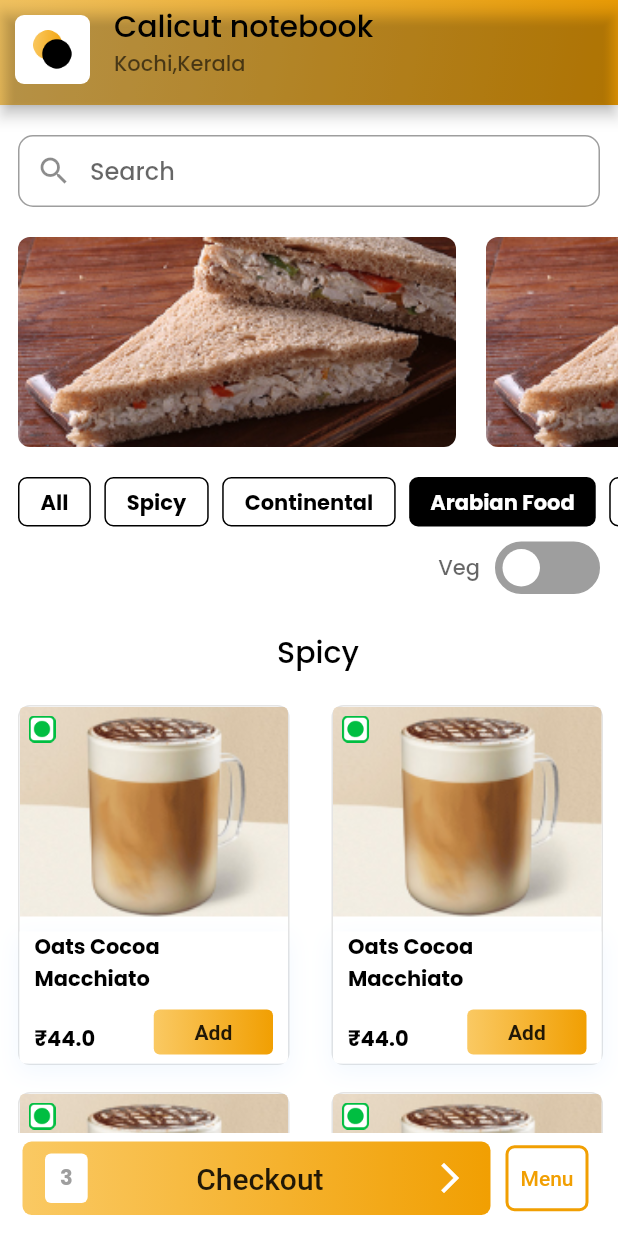
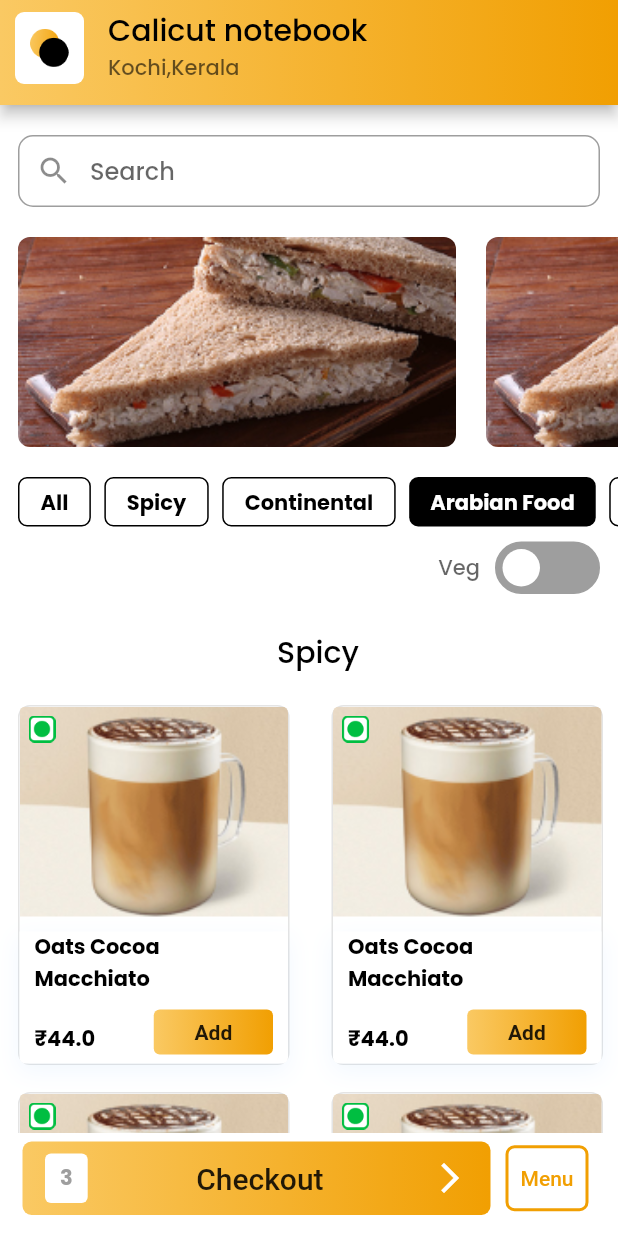
Before and after one commit to kaimly/FlutterWeb_LandingPage, a Flutter app: the screen it shows after launch, after a tap on "Login", on a phone screen of 412 x 824 dp. Run offline on Flutter 3.47's test engine with Material 2 defaults, Android fonts, the light colour scheme and no system bars; drawn by our look-alikes of flutter_switch; our stand-ins replace new_gradient_app_bar, responsive_builder.

Commit message:
appbar color

```diff
--- a/lib/screens/LoginScreen/loginScreen.dart
+++ b/lib/screens/LoginScreen/loginScreen.dart
@@ -13,9 +13,14 @@ class LoginScreen extends StatelessWidget {
 
     return Scaffold(
         body: ScreenTypeLayout.builder(
+      tablet: (ctx) => Login(),
       desktop: (ctx) => Container(
+          // alignment: Alignment.topRight,
+          width: 400,
+          height: 400,
           // padding: EdgeInsets.symmetric(horizontal: 300),
-          margin: EdgeInsets.symmetric(horizontal: 700, vertical: 200),
+          margin: EdgeInsets.symmetric(
+              horizontal: width * 0.38, vertical: height * 0.2),
           decoration: BoxDecoration(
             color: Colors.white,
             borderRadius: BorderRadius.circular(10),
--- a/lib/screens/homeScreen/HomeScreen.dart
+++ b/lib/screens/homeScreen/HomeScreen.dart
@@ -1,5 +1,6 @@
 import 'package:flutter/cupertino.dart';
 import 'package:flutter/material.dart';
+import 'package:new_gradient_app_bar/new_gradient_app_bar.dart';
 
 import 'package:responsive_builder/responsive_builder.dart';
 import 'package:robigo/screens/OrdersScreen/orderScreen.dart';
@@ -9,14 +10,24 @@ import '../../widgets/allWIdgets.dart';
 
 import 'widgets/categoryWise.dart';
 import 'widgets/customSwitch.dart';
+import 'widgets/customappBar.dart';
 
 class HomeScreen extends StatelessWidget {
   static const routeName = "/homeScreen";
   @override
   Widget build(BuildContext context) {
     return ScreenTypeLayout.builder(
-      desktop: (ctx) => SizedBox(),
-      mobile: (ctx) => Scaffold(
+        desktop: (ctx) => MobileHome(), mobile: (ctx) => MobileHome());
+  }
+}
+
+class MobileHome extends StatelessWidget {
+  const MobileHome({Key? key}) : super(key: key);
+
+  @override
+  Widget build(BuildContext context) {
+    return SafeArea(
+      child: Scaffold(
         bottomNavigationBar: CustomBtmNavbarHomePage(),
         appBar: customAppBar(context),
         body: SafeArea(
@@ -93,52 +104,6 @@ class HomeScreen extends StatelessWidget {
       ),
     );
   }
-
-  PreferredSizeWidget customAppBar(BuildContext context) {
-    return PreferredSize(
-      preferredSize: Size.fromHeight(70),
-      child: Container(
-        decoration: BoxDecoration(
-          gradient: LinearGradient(
-            colors: [linearGradient1, linearGradient2],
-            begin: Alignment.bottomRight,
-            end: Alignment.topLeft,
-          ),
-        ),
-        child: AppBar(
-          backgroundColor: Colors.transparent,
-          leadingWidth: 60,
-          leading: Container(
-            margin: EdgeInsets.only(left: 10, top: 10),
-            child: Container(
-                decoration: BoxDecoration(
-                    color: Colors.white,
-                    borderRadius: BorderRadius.circular(6)),
-                child: Image.asset(
-                  "assets/images/pro.png",
-                  scale: 2,
-                )),
-          ),
-          title: Column(
-            crossAxisAlignment: CrossAxisAlignment.start,
-            children: [
-              Text(
-                "Calicut notebook",
-                style: Theme.of(context).textTheme.headline6,
-              ),
-              // const SizedBox(
-              //   height: 4,
-              // ),
-              Text(
-                "Kochi,Kerala",
-                style: Theme.of(context).primaryTextTheme.bodyText1,
-              ),
-            ],
-          ),
-        ),
-      ),
-    );
-  }
 }
 
 class CustomListIteem extends StatelessWidget {
--- /dev/null
+++ b/lib/screens/homeScreen/widgets/customappBar.dart
@@ -0,0 +1,47 @@
+import 'package:flutter/material.dart';
+import 'package:new_gradient_app_bar/new_gradient_app_bar.dart';
+import 'package:robigo/themes/theme.dart';
+
+PreferredSizeWidget customAppBar(BuildContext context) {
+  return PreferredSize(
+    preferredSize: Size.fromHeight(70),
+    child: NewGradientAppBar(
+      gradient: LinearGradient(
+          colors: [linearGradient1, linearGradient2],
+          begin: Alignment.centerRight,
+          end: Alignment.centerLeft),
+      // leadingWidth: 60,
+
+      leading: Container(
+        margin: EdgeInsets.only(left: 10, top: 8),
+        child: Container(
+            decoration: BoxDecoration(
+                color: Colors.white, borderRadius: BorderRadius.circular(6)),
+            child: Image.asset(
+              "assets/images/pro.png",
+              scale: 2,
+            )),
+      ),
+      title: Column(
+        crossAxisAlignment: CrossAxisAlignment.start,
+        mainAxisAlignment: MainAxisAlignment.center,
+        children: [
+          const SizedBox(
+            height: 5,
+          ),
+          Text(
+            "Calicut notebook",
+            style: Theme.of(context).textTheme.headline6,
+          ),
+          // const SizedBox(
+          //   height: 4,
+          // ),
+          Text(
+            "Kochi,Kerala",
+            style: Theme.of(context).primaryTextTheme.bodyText1,
+          ),
+        ],
+      ),
+    ),
+  );
+}
--- a/pubspec.yaml
+++ b/pubspec.yaml
@@ -18,6 +18,7 @@ dependencies:
   responsive_framework: ^0.1.0
   flutter_switch: ^0.3.1
   flutter_staggered_grid_view: ^0.4.0
+  new_gradient_app_bar: ^0.2.0
 
 dev_dependencies:
   flutter_test:
```
Also changed, not shown: pubspec.lock.
